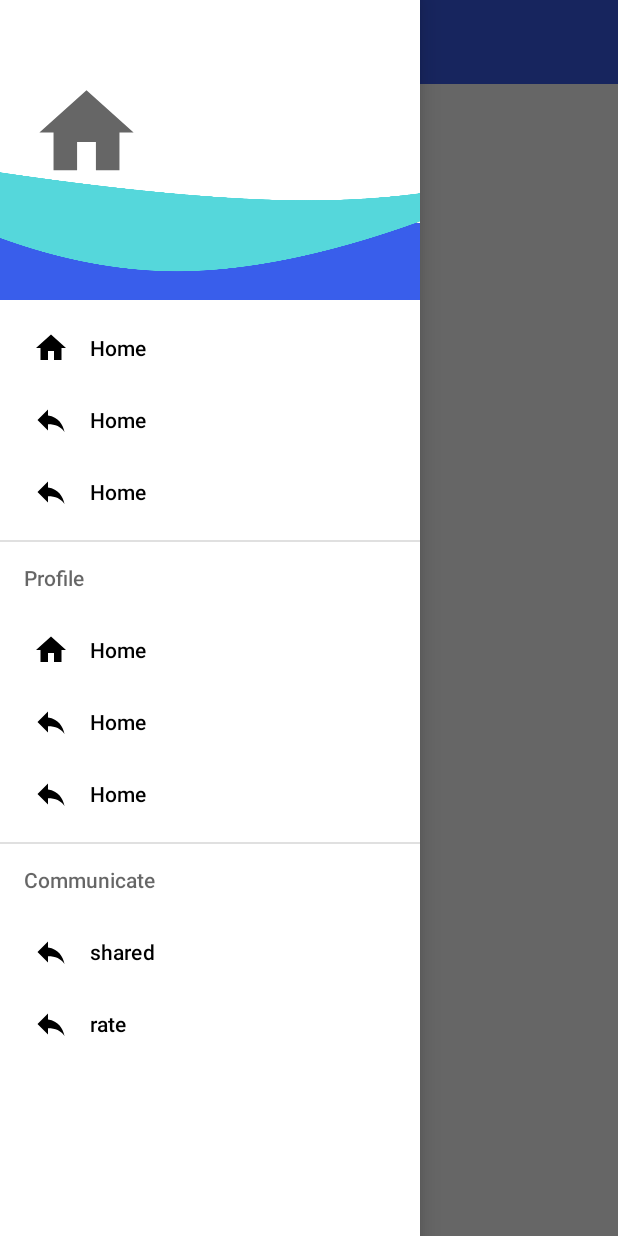
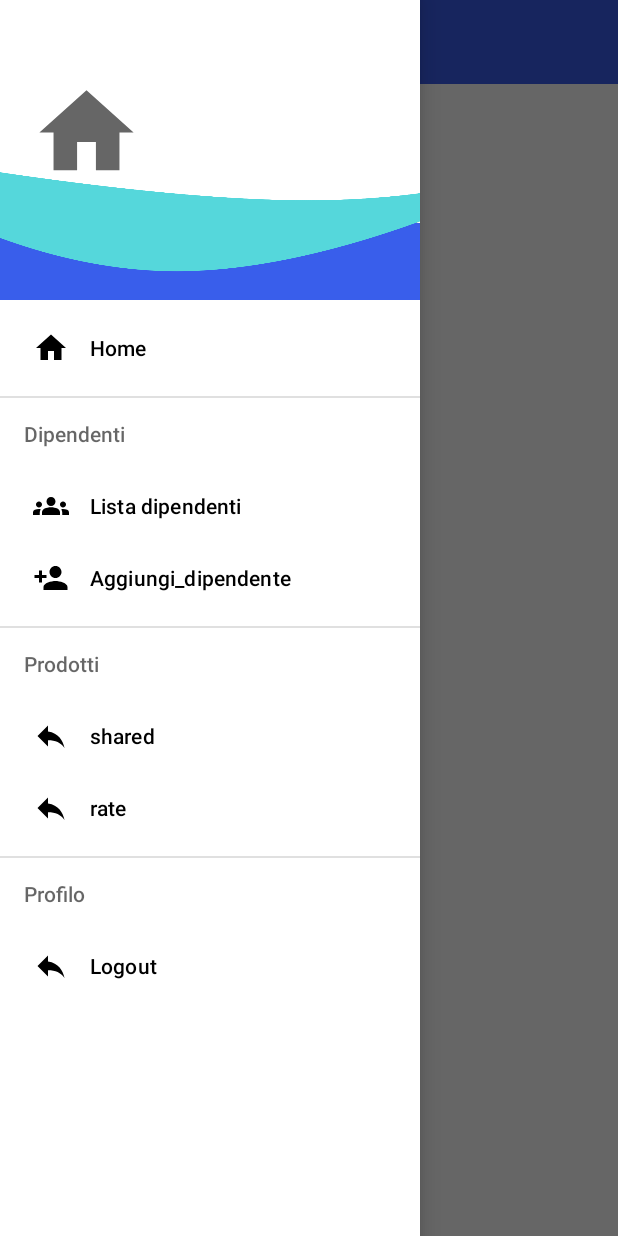
Before and after one commit to Bottrap/MyStore_1_0, an Android app: the ProfileActivity screen opened directly, with no data from a screen before it, with the side drawer open, on a phone screen of 412 x 824 dp. Run offline under Robolectric (Android 15) with nearby library versions, the phone set to English and light mode, and no system bars; Roboto replaces fonts that are not available here; 2 statements that could not run were skipped.

Commit message:
drawer part 4 agg

```diff
--- /dev/null
+++ b/app/src/main/res/drawable/add_dip_img.xml
@@ -0,0 +1,10 @@
+<vector xmlns:android="http://schemas.android.com/apk/res/android"
+    android:width="24dp"
+    android:height="24dp"
+    android:viewportWidth="24"
+    android:viewportHeight="24"
+    android:tint="?attr/colorControlNormal">
+  <path
+      android:fillColor="@android:color/white"
+      android:pathData="M15,12c2.21,0 4,-1.79 4,-4s-1.79,-4 -4,-4 -4,1.79 -4,4 1.79,4 4,4zM6,10L6,7L4,7v3L1,10v2h3v3h2v-3h3v-2L6,10zM15,14c-2.67,0 -8,1.34 -8,4v2h16v-2c0,-2.66 -5.33,-4 -8,-4z"/>
+</vector>
--- /dev/null
+++ b/app/src/main/res/drawable/ic_baseline_menu_24.xml
@@ -0,0 +1,10 @@
+<vector xmlns:android="http://schemas.android.com/apk/res/android"
+    android:width="24dp"
+    android:height="24dp"
+    android:viewportWidth="24"
+    android:viewportHeight="24"
+    android:tint="?attr/colorControlNormal">
+  <path
+      android:fillColor="@android:color/white"
+      android:pathData="M3,18h18v-2L3,16v2zM3,13h18v-2L3,11v2zM3,6v2h18L21,6L3,6z"/>
+</vector>
--- /dev/null
+++ b/app/src/main/res/drawable/list_dip_img.xml
@@ -0,0 +1,10 @@
+<vector xmlns:android="http://schemas.android.com/apk/res/android"
+    android:width="24dp"
+    android:height="24dp"
+    android:viewportWidth="24"
+    android:viewportHeight="24"
+    android:tint="?attr/colorControlNormal">
+  <path
+      android:fillColor="@android:color/white"
+      android:pathData="M12,12.75c1.63,0 3.07,0.39 4.24,0.9c1.08,0.48 1.76,1.56 1.76,2.73L18,18H6l0,-1.61c0,-1.18 0.68,-2.26 1.76,-2.73C8.93,13.14 10.37,12.75 12,12.75zM4,13c1.1,0 2,-0.9 2,-2c0,-1.1 -0.9,-2 -2,-2s-2,0.9 -2,2C2,12.1 2.9,13 4,13zM5.13,14.1C4.76,14.04 4.39,14 4,14c-0.99,0 -1.93,0.21 -2.78,0.58C0.48,14.9 0,15.62 0,16.43V18l4.5,0v-1.61C4.5,15.56 4.73,14.78 5.13,14.1zM20,13c1.1,0 2,-0.9 2,-2c0,-1.1 -0.9,-2 -2,-2s-2,0.9 -2,2C18,12.1 18.9,13 20,13zM24,16.43c0,-0.81 -0.48,-1.53 -1.22,-1.85C21.93,14.21 20.99,14 20,14c-0.39,0 -0.76,0.04 -1.13,0.1c0.4,0.68 0.63,1.46 0.63,2.29V18l4.5,0V16.43zM12,6c1.66,0 3,1.34 3,3c0,1.66 -1.34,3 -3,3s-3,-1.34 -3,-3C9,7.34 10.34,6 12,6z"/>
+</vector>
--- /dev/null
+++ b/app/src/main/res/drawable/menu_img.xml
@@ -0,0 +1,5 @@
+<vector android:height="24dp" android:tint="#FFFFFF"
+    android:viewportHeight="24" android:viewportWidth="24"
+    android:width="24dp" xmlns:android="http://schemas.android.com/apk/res/android">
+    <path android:fillColor="@android:color/white" android:pathData="M3,18h18v-2L3,16v2zM3,13h18v-2L3,11v2zM3,6v2h18L21,6L3,6z"/>
+</vector>
--- /dev/null
+++ b/app/src/main/res/drawable/profile_img.xml
@@ -0,0 +1,10 @@
+<vector xmlns:android="http://schemas.android.com/apk/res/android"
+    android:width="24dp"
+    android:height="24dp"
+    android:viewportWidth="24"
+    android:viewportHeight="24"
+    android:tint="?attr/colorControlNormal">
+  <path
+      android:fillColor="@android:color/white"
+      android:pathData="M12,2C6.48,2 2,6.48 2,12s4.48,10 10,10 10,-4.48 10,-10S17.52,2 12,2zM12,5c1.66,0 3,1.34 3,3s-1.34,3 -3,3 -3,-1.34 -3,-3 1.34,-3 3,-3zM12,19.2c-2.5,0 -4.71,-1.28 -6,-3.22 0.03,-1.99 4,-3.08 6,-3.08 1.99,0 5.97,1.09 6,3.08 -1.29,1.94 -3.5,3.22 -6,3.22z"/>
+</vector>
--- a/app/src/main/res/layout-xhdpi/activity_scan.xml
+++ b/app/src/main/res/layout-xhdpi/activity_scan.xml
@@ -103,4 +103,5 @@
         app:layout_constraintTop_toTopOf="@+id/guideline4"
         app:srcCompat="@drawable/text_scansiona" />
 
+
 </androidx.constraintlayout.widget.ConstraintLayout>
--- a/app/src/main/res/layout/activity_profile.xml
+++ b/app/src/main/res/layout/activity_profile.xml
@@ -14,7 +14,6 @@
         android:layout_width="wrap_content"
         android:layout_height="match_parent"
         android:layout_gravity="start"
-        android:visibility="gone"
         app:headerLayout="@layout/header"
         app:menu="@menu/main_menu" />
 
@@ -32,14 +31,19 @@
             app:srcCompat="@drawable/ic_baseline_menu"/>
         -->
 
-        <androidx.appcompat.widget.Toolbar
+
+        <com.google.android.material.appbar.MaterialToolbar
             android:id="@+id/toolbar"
             android:layout_width="match_parent"
             android:layout_height="wrap_content"
             android:background="@color/bluDiSotto"
             android:minHeight="?attr/actionBarSize"
             android:theme="?attr/actionBarTheme"
-            app:navigationIcon="@drawable/ic_baseline_menu" />
+            app:navigationIcon="@drawable/menu_img" />
+
+
+
+
     </ScrollView>
 
 
--- a/app/src/main/res/menu/main_menu.xml
+++ b/app/src/main/res/menu/main_menu.xml
@@ -1,40 +1,33 @@
 <?xml version="1.0" encoding="utf-8"?>
 <menu xmlns:android="http://schemas.android.com/apk/res/android">
-    <group android:checkableBehavior="single">
-        <item
-        android:id="@+id/nav_home"
-        android:title = "Home"
-        android:icon = "@drawable/home_img"/>
-        <item
-            android:id="@+id/nav_logou"
-            android:title = "Home"
-            android:icon = "@drawable/logout_img"/>
-        <item
-            android:id="@+id/nav_back"
-            android:title = "Home"
-            android:icon = "@drawable/logout_img"/>
-    </group>
 
-    <item android:title="Profile">
+
+        <group android:checkableBehavior="single">
+            <item
+                android:id="@+id/nav_home"
+                android:title = "Home"
+                android:icon = "@drawable/home_img"
+                />
+        </group>
+
+    <item android:title="Dipendenti">
         <menu>
             <group android:checkableBehavior="single">
                 <item
-                    android:id="@+id/nav_login"
-                    android:title = "Home"
-                    android:icon = "@drawable/home_img"/>
+                    android:id="@+id/nav_list_dip"
+                    android:title = "Lista dipendenti"
+                    android:icon = "@drawable/list_dip_img"
+                    />
                 <item
-                    android:id="@+id/nav_logout"
-                    android:title = "Home"
-                    android:icon = "@drawable/logout_img"/>
-                <item
-                    android:id="@+id/nav_profile"
-                    android:title = "Home"
-                    android:icon = "@drawable/logout_img"/>
+                    android:id="@+id/nav_add_dip"
+                    android:title = "Aggiungi_dipendente"
+                    android:icon = "@drawable/add_dip_img"
+                    />
             </group>
         </menu>
     </item>
 
-    <item android:title="Communicate">
+    <item android:title="Prodotti">
         <menu>
             <item
                 android:id="@+id/nav_shared"
@@ -47,5 +40,21 @@
         </menu>
     </item>
 
+    <item android:title="Profilo">
+        <menu>
+            <group android:checkableBehavior="single">
+                <!--
+                <item
+                    android:id="@+id/nav_profile"
+                    android:title = "Profilo"
+                    android:icon = "@drawable/profile_img"/>
+                 -->
+                <item
+                    android:id="@+id/nav_logout"
+                    android:title = "Logout"
+                    android:icon = "@drawable/logout_img"/>
+            </group>
+        </menu>
+    </item>
 
 </menu>
```
